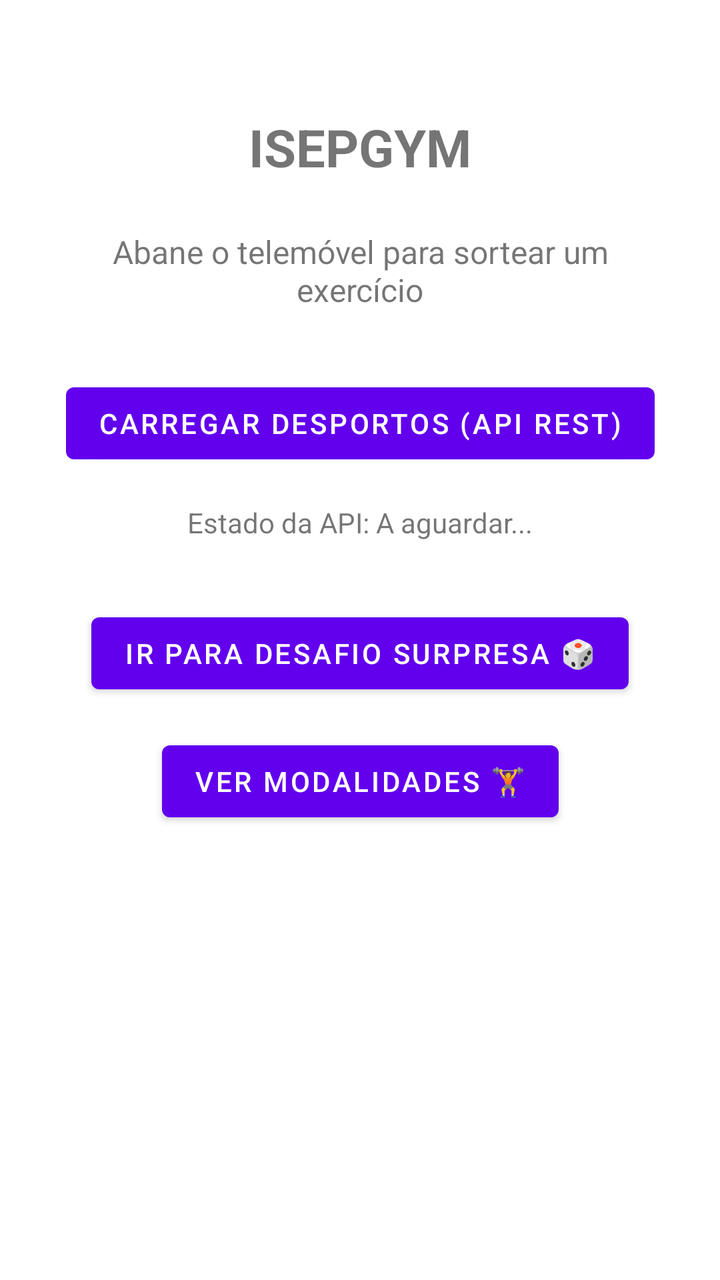
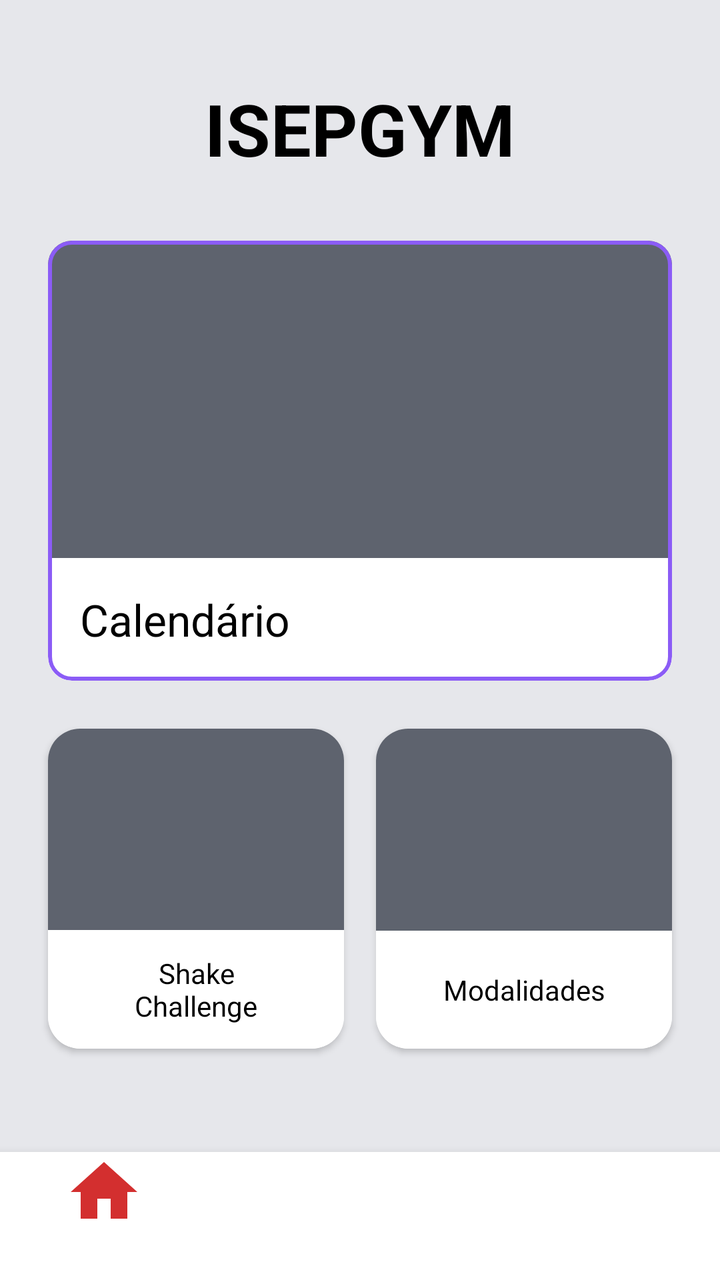

Screens rendered from an Android XML layout before and after an edit, with the pre-edit source and the edit as a unified diff.
<!-- AndroidManifest.xml: application theme Theme.DSSMV_ProjectDroid_1240908_1241237 -->
<!-- res/layout/activity_main.xml -->
<?xml version="1.0" encoding="utf-8"?>
<androidx.constraintlayout.widget.ConstraintLayout
        xmlns:android="http://schemas.android.com/apk/res/android"
        xmlns:app="http://schemas.android.com/apk/res-auto"
        xmlns:tools="http://schemas.android.com/tools"
        android:layout_width="match_parent"
        android:layout_height="match_parent"
        android:padding="24dp"
        tools:context=".ui.main.MainActivity">

    <TextView
            android:id="@+id/tvTitulo"
            android:layout_width="wrap_content"
            android:layout_height="wrap_content"
            android:text="ISEPGYM"
            android:textSize="26sp"
            android:textStyle="bold"
            app:layout_constraintTop_toTopOf="parent"
            app:layout_constraintStart_toStartOf="parent"
            app:layout_constraintEnd_toEndOf="parent"
            android:layout_marginTop="32dp"/>

    <TextView
            android:id="@+id/tvInstrucoes"
            android:layout_width="0dp"
            android:layout_height="wrap_content"
            android:text="Abane o telemóvel para sortear um exercício"
            android:textAlignment="center"
            android:textSize="16sp"
            app:layout_constraintTop_toBottomOf="@id/tvTitulo"
            app:layout_constraintStart_toStartOf="parent"
            app:layout_constraintEnd_toEndOf="parent"
            android:layout_marginTop="24dp"/>

    <Button
            android:id="@+id/btnTestarApi"
            android:layout_width="wrap_content"
            android:layout_height="wrap_content"
            android:text="Carregar Desportos (API REST)"
            app:layout_constraintTop_toBottomOf="@id/tvInstrucoes"
            app:layout_constraintStart_toStartOf="parent"
            app:layout_constraintEnd_toEndOf="parent"
            android:layout_marginTop="32dp"/>

    <TextView
            android:id="@+id/tvStatusApi"
            android:layout_width="0dp"
            android:layout_height="wrap_content"
            android:text="Estado da API: A aguardar..."
            android:textAlignment="center"
            android:textSize="14sp"
            app:layout_constraintTop_toBottomOf="@id/btnTestarApi"
            app:layout_constraintStart_toStartOf="parent"
            app:layout_constraintEnd_toEndOf="parent"
            android:layout_marginTop="16dp"/>

    <Button
        android:id="@+id/btnIrSurpresa"
        android:layout_width="wrap_content"
        android:layout_height="wrap_content"
        android:text="Ir para Desafio Surpresa 🎲"
        app:layout_constraintTop_toBottomOf="@id/tvStatusApi"
        app:layout_constraintStart_toStartOf="parent"
        app:layout_constraintEnd_toEndOf="parent"
        android:layout_marginTop="32dp"/>

    <Button
        android:id="@+id/btnVerAulas"
        android:layout_width="wrap_content"
        android:layout_height="wrap_content"
        android:text="Ver Modalidades 🏋️"
        app:layout_constraintTop_toBottomOf="@id/btnIrSurpresa"
        app:layout_constraintStart_toStartOf="parent"
        app:layout_constraintEnd_toEndOf="parent"
        android:layout_marginTop="16dp" />

</androidx.constraintlayout.widget.ConstraintLayout>
<!-- resources referenced by this layout -->
<resources>
  <style name="Theme.DSSMV_ProjectDroid_1240908_1241237" parent="Theme.MaterialComponents.DayNight.DarkActionBar">
          
          <item name="colorPrimary">@color/purple_500</item>
          <item name="colorPrimaryVariant">@color/purple_700</item>
          <item name="colorOnPrimary">@color/white</item>
          
          <item name="colorSecondary">@color/teal_200</item>
          <item name="colorSecondaryVariant">@color/teal_700</item>
          <item name="colorOnSecondary">@color/black</item>
          
          <item name="android:statusBarColor">?attr/colorPrimaryVariant</item>
          
      </style>
  <color name="purple_500">#FF6200EE</color>
  <color name="purple_700">#FF3700B3</color>
  <color name="white">#FFFFFFFF</color>
  <color name="teal_200">#FF03DAC5</color>
  <color name="teal_700">#FF018786</color>
  <color name="black">#FF000000</color>
</resources>

<!-- the commit's change to res/layout/activity_main.xml (unified diff, before → after) -->
@@ -1,77 +1,172 @@
 <?xml version="1.0" encoding="utf-8"?>
 <androidx.constraintlayout.widget.ConstraintLayout
-        xmlns:android="http://schemas.android.com/apk/res/android"
-        xmlns:app="http://schemas.android.com/apk/res-auto"
-        xmlns:tools="http://schemas.android.com/tools"
-        android:layout_width="match_parent"
-        android:layout_height="match_parent"
-        android:padding="24dp"
-        tools:context=".ui.main.MainActivity">
+    xmlns:android="http://schemas.android.com/apk/res/android"
+    xmlns:app="http://schemas.android.com/apk/res-auto"
+    android:layout_width="match_parent"
+    android:layout_height="match_parent"
+    android:background="#E6E7EB">
 
     <TextView
-            android:id="@+id/tvTitulo"
-            android:layout_width="wrap_content"
-            android:layout_height="wrap_content"
-            android:text="ISEPGYM"
-            android:textSize="26sp"
-            android:textStyle="bold"
-            app:layout_constraintTop_toTopOf="parent"
-            app:layout_constraintStart_toStartOf="parent"
-            app:layout_constraintEnd_toEndOf="parent"
-            android:layout_marginTop="32dp"/>
-
-    <TextView
-            android:id="@+id/tvInstrucoes"
-            android:layout_width="0dp"
-            android:layout_height="wrap_content"
-            android:text="Abane o telemóvel para sortear um exercício"
-            android:textAlignment="center"
-            android:textSize="16sp"
-            app:layout_constraintTop_toBottomOf="@id/tvTitulo"
-            app:layout_constraintStart_toStartOf="parent"
-            app:layout_constraintEnd_toEndOf="parent"
-            android:layout_marginTop="24dp"/>
-
-    <Button
-            android:id="@+id/btnTestarApi"
-            android:layout_width="wrap_content"
-            android:layout_height="wrap_content"
-            android:text="Carregar Desportos (API REST)"
-            app:layout_constraintTop_toBottomOf="@id/tvInstrucoes"
-            app:layout_constraintStart_toStartOf="parent"
-            app:layout_constraintEnd_toEndOf="parent"
-            android:layout_marginTop="32dp"/>
-
-    <TextView
-            android:id="@+id/tvStatusApi"
-            android:layout_width="0dp"
-            android:layout_height="wrap_content"
-            android:text="Estado da API: A aguardar..."
-            android:textAlignment="center"
-            android:textSize="14sp"
-            app:layout_constraintTop_toBottomOf="@id/btnTestarApi"
-            app:layout_constraintStart_toStartOf="parent"
-            app:layout_constraintEnd_toEndOf="parent"
-            android:layout_marginTop="16dp"/>
-
-    <Button
-        android:id="@+id/btnIrSurpresa"
+        android:id="@+id/tvTitulo"
         android:layout_width="wrap_content"
         android:layout_height="wrap_content"
-        android:text="Ir para Desafio Surpresa 🎲"
-        app:layout_constraintTop_toBottomOf="@id/tvStatusApi"
+        android:text="ISEPGYM"
+        android:textSize="36sp"
+        android:textStyle="bold"
+        android:textColor="#000000"
+        android:layout_marginTop="40dp"
+        app:layout_constraintTop_toTopOf="parent"
         app:layout_constraintStart_toStartOf="parent"
-        app:layout_constraintEnd_toEndOf="parent"
-        android:layout_marginTop="32dp"/>
+        app:layout_constraintEnd_toEndOf="parent" />
 
-    <Button
-        android:id="@+id/btnVerAulas"
-        android:layout_width="wrap_content"
+    <com.google.android.material.card.MaterialCardView
+        android:id="@+id/cardCalendario"
+        android:layout_width="0dp"
+        android:layout_height="220dp"
+        android:layout_marginHorizontal="24dp"
+        android:layout_marginTop="32dp"
+        android:clickable="true"
+        android:focusable="true"
+        app:cardCornerRadius="12dp"
+        app:cardElevation="0dp"
+        app:strokeWidth="2dp"
+        app:strokeColor="#8B5CF6"
+        app:layout_constraintTop_toBottomOf="@id/tvTitulo"
+        app:layout_constraintStart_toStartOf="parent"
+        app:layout_constraintEnd_toEndOf="parent">
+
+        <LinearLayout
+            android:layout_width="match_parent"
+            android:layout_height="match_parent"
+            android:orientation="vertical">
+
+            <ImageView
+                android:id="@+id/ivCalendario"
+                android:layout_width="match_parent"
+                android:layout_height="0dp"
+                android:layout_weight="1"
+                android:background="#5E636E"
+                android:scaleType="centerCrop" />
+
+            <TextView
+                android:layout_width="match_parent"
+                android:layout_height="wrap_content"
+                android:text="Calendário"
+                android:textSize="22sp"
+                android:textColor="#000000"
+                android:padding="16dp"
+                android:background="#FFFFFF" />
+        </LinearLayout>
+    </com.google.android.material.card.MaterialCardView>
+
+    <com.google.android.material.card.MaterialCardView
+        android:id="@+id/cardShake"
+        android:layout_width="0dp"
+        android:layout_height="160dp"
+        android:layout_marginStart="24dp"
+        android:layout_marginEnd="8dp"
+        android:layout_marginTop="24dp"
+        android:clickable="true"
+        android:focusable="true"
+        app:cardCornerRadius="16dp"
+        app:cardElevation="2dp"
+        app:layout_constraintTop_toBottomOf="@id/cardCalendario"
+        app:layout_constraintStart_toStartOf="parent"
+        app:layout_constraintEnd_toStartOf="@+id/cardModalidades">
+
+        <LinearLayout
+            android:layout_width="match_parent"
+            android:layout_height="match_parent"
+            android:orientation="vertical">
+
+            <ImageView
+                android:id="@+id/ivShake"
+                android:layout_width="match_parent"
+                android:layout_height="0dp"
+                android:layout_weight="1"
+                android:background="#5E636E"
+                android:scaleType="centerCrop" />
+
+            <TextView
+                android:layout_width="match_parent"
+                android:layout_height="wrap_content"
+                android:text="Shake\nChallenge"
+                android:textAlignment="center"
+                android:textSize="14sp"
+                android:textColor="#000000"
+                android:paddingVertical="12dp"
+                android:background="#FFFFFF" />
+        </LinearLayout>
+    </com.google.android.material.card.MaterialCardView>
+
+    <com.google.android.material.card.MaterialCardView
+        android:id="@+id/cardModalidades"
+        android:layout_width="0dp"
+        android:layout_height="160dp"
+        android:layout_marginStart="8dp"
+        android:layout_marginEnd="24dp"
+        android:layout_marginTop="24dp"
+        android:clickable="true"
+        android:focusable="true"
+        app:cardCornerRadius="16dp"
+        app:cardElevation="2dp"
+        app:layout_constraintTop_toBottomOf="@id/cardCalendario"
+        app:layout_constraintStart_toEndOf="@id/cardShake"
+        app:layout_constraintEnd_toEndOf="parent">
+
+        <LinearLayout
+            android:layout_width="match_parent"
+            android:layout_height="match_parent"
+            android:orientation="vertical">
+
+            <ImageView
+                android:id="@+id/ivModalidades"
+                android:layout_width="match_parent"
+                android:layout_height="0dp"
+                android:layout_weight="1"
+                android:background="#5E636E"
+                android:scaleType="centerCrop" />
+
+            <TextView
+                android:layout_width="match_parent"
+                android:layout_height="wrap_content"
+                android:text="Modalidades"
+                android:textAlignment="center"
+                android:textSize="14sp"
+                android:textColor="#000000"
+                android:paddingVertical="20dp"
+                android:background="#FFFFFF" />
+        </LinearLayout>
+    </com.google.android.material.card.MaterialCardView>
+
+    <include
+        layout="@layout/barra_inferior"
+        android:layout_width="match_parent"
         android:layout_height="wrap_content"
-        android:text="Ver Modalidades 🏋️"
-        app:layout_constraintTop_toBottomOf="@id/btnIrSurpresa"
+        app:layout_constraintBottom_toBottomOf="parent"
         app:layout_constraintStart_toStartOf="parent"
-        app:layout_constraintEnd_toEndOf="parent"
-        android:layout_marginTop="16dp" />
+        app:layout_constraintEnd_toEndOf="parent" />
 
 </androidx.constraintlayout.widget.ConstraintLayout>
+<!-- res/layout/barra_inferior.xml (included above) -->
+<?xml version="1.0" encoding="utf-8"?>
+<LinearLayout
+    xmlns:android="http://schemas.android.com/apk/res/android"
+    xmlns:app="http://schemas.android.com/apk/res-auto"
+    android:id="@+id/barraNavegacao"
+    android:layout_width="match_parent"
+    android:layout_height="100dp"
+    android:background="#FFFFFF"
+    android:elevation="8dp"
+    android:gravity="center_vertical"
+    android:paddingHorizontal="32dp"
+    android:paddingBottom="24dp">
+
+    <ImageView
+        android:id="@+id/icHome"
+        android:layout_width="40dp"
+        android:layout_height="40dp"
+        android:src="@drawable/ic_home"
+        app:tint="#D32F2F" />
+
+</LinearLayout>
<!-- resource entries referenced after the edit -->
@@ -1,5 +1,11 @@
 <!-- resources referenced by this layout -->
 <resources>
+  <!-- drawable ic_home (drawable) -->
+  <vector xmlns:android="http://schemas.android.com/apk/res/android" android:height="24dp" android:tint="#000000" android:viewportHeight="24" android:viewportWidth="24" android:width="24dp">
+        
+      <path android:fillColor="@android:color/white" android:pathData="M10,20v-6h4v6h5v-8h3L12,3 2,12h3v8z"/>
+      
+  </vector>
   <style name="Theme.DSSMV_ProjectDroid_1240908_1241237" parent="Theme.MaterialComponents.DayNight.DarkActionBar">
           
           <item name="colorPrimary">@color/purple_500</item>
